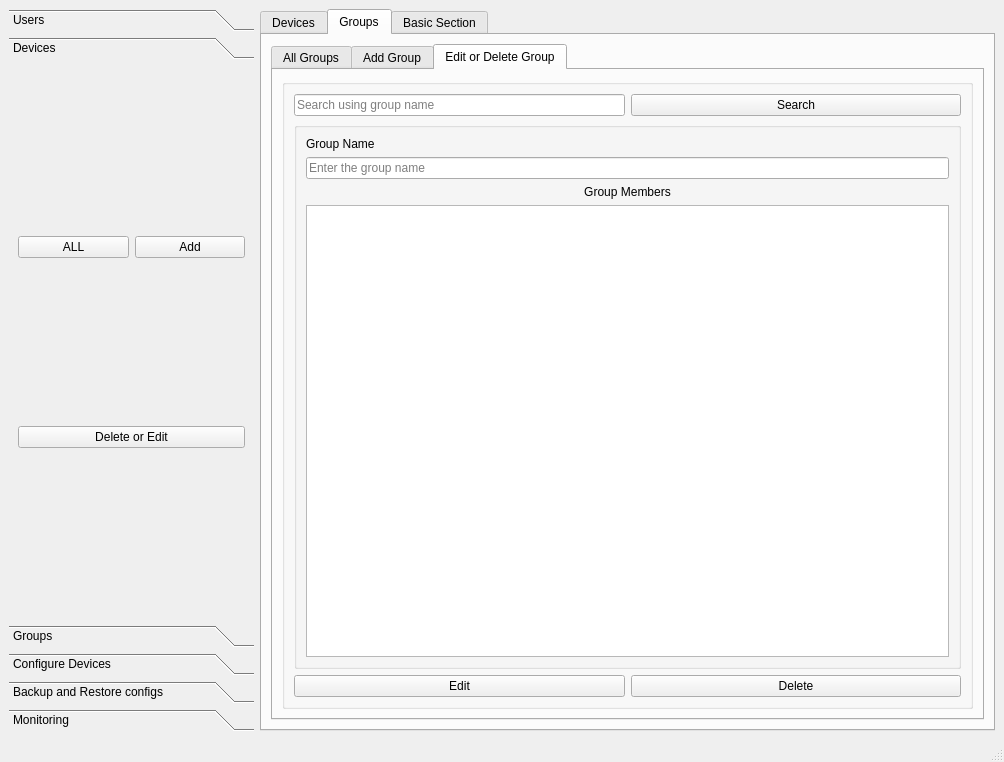
Old version of the form main.ui in the repository saad909/cnsrc.
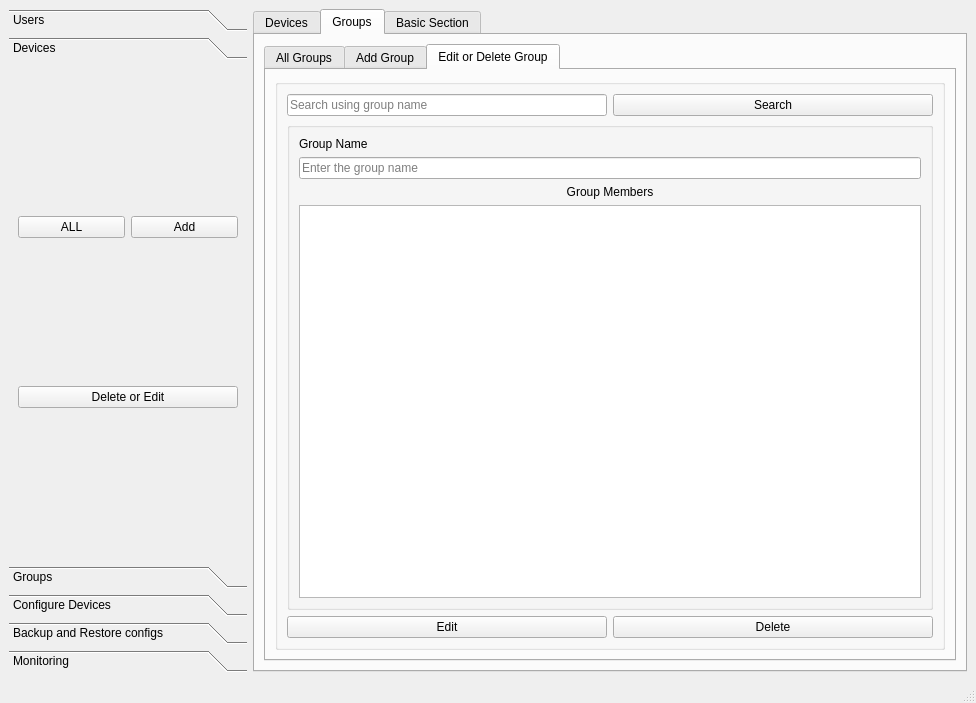
New version of the form. The open tabs and pages were chosen to show the change.

```diff
--- a/main.ui
+++ b/main.ui
@@ -6,8 +6,8 @@
    <rect>
     <x>0</x>
     <y>0</y>
-    <width>1004</width>
-    <height>762</height>
+    <width>976</width>
+    <height>703</height>
    </rect>
   </property>
   <property name="sizePolicy">
@@ -1127,8 +1127,8 @@
         <rect>
          <x>0</x>
          <y>0</y>
-         <width>220</width>
-         <height>549</height>
+         <width>192</width>
+         <height>490</height>
         </rect>
        </property>
        <attribute name="label">
```
Left out of the diff: 36 changed lines with no effect on the pictures.
